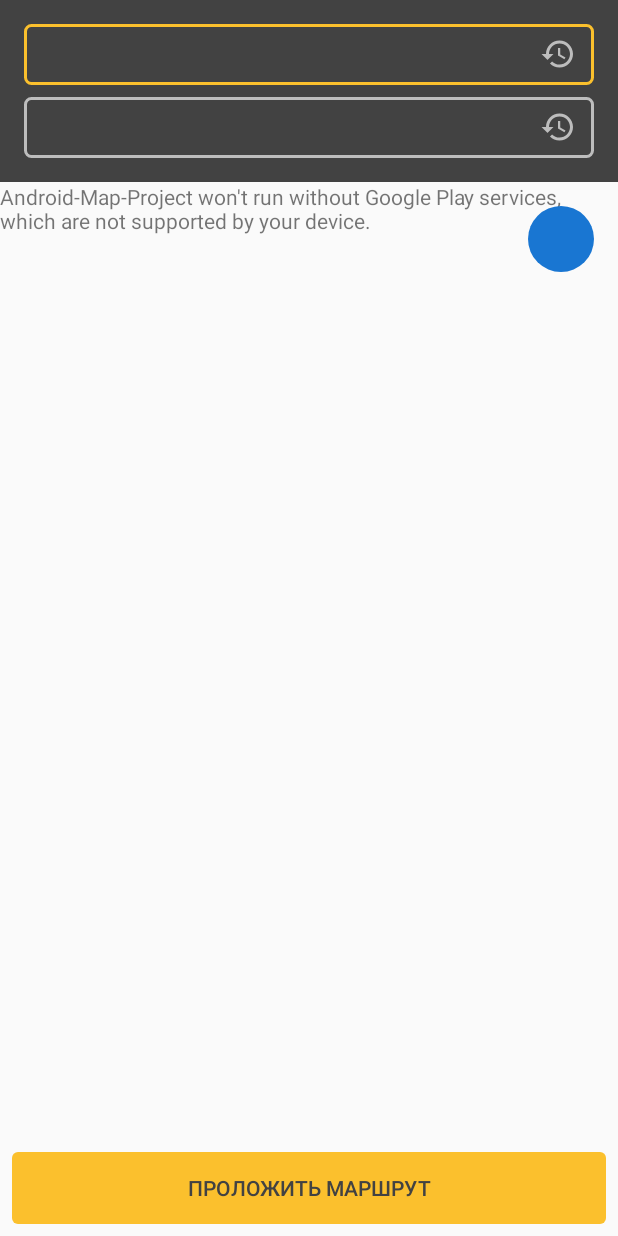
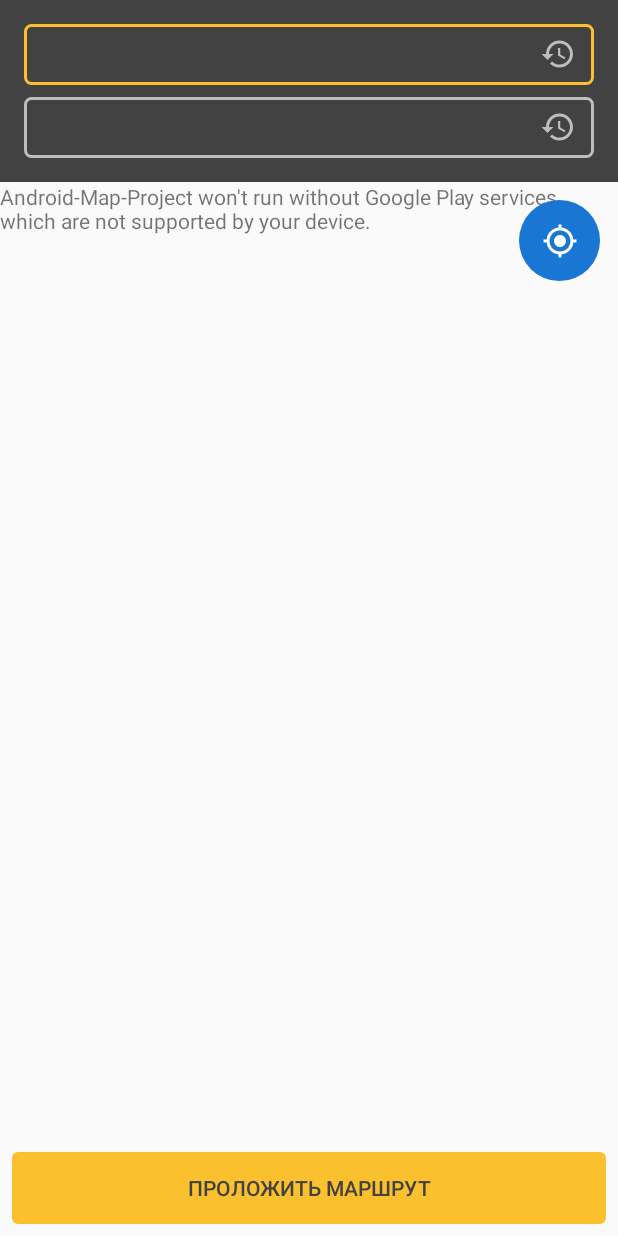
Before and after one commit to shevart/Android-Map-Project, an Android app: the screen it shows after launch (MainActivity), on a phone screen of 412 x 824 dp. Run offline under Robolectric (Android 15) with nearby library versions, the phone set to English and light mode, and no system bars.

Commit message:
work with gps button

```diff
--- a/app/src/main/java/com/shevart/google_map/MainActivity.java
+++ b/app/src/main/java/com/shevart/google_map/MainActivity.java
@@ -1,12 +1,10 @@
 package com.shevart.google_map;
 
 import android.os.Bundle;
-import android.support.v7.app.AppCompatActivity;
-import android.text.InputType;
 import android.view.View;
-import android.view.WindowManager;
 import android.widget.Button;
 import android.widget.EditText;
+import android.widget.ImageButton;
 
 import com.google.android.gms.maps.CameraUpdateFactory;
 import com.google.android.gms.maps.GoogleMap;
@@ -17,10 +15,12 @@ import com.google.android.gms.maps.model.MarkerOptions;
 import com.shevart.google_map.ui.base.AbsActivity;
 import com.shevart.google_map.util.UiUtil;
 
+@SuppressWarnings("FieldCanBeLocal")
 public class MainActivity extends AbsActivity implements OnMapReadyCallback {
     private EditText etRouteStart;
     private EditText etRouteEnd;
     private Button btCreateRoute;
+    private ImageButton btMyLocation;
 
     private View.OnClickListener controlPanelButtonClickListener = new View.OnClickListener() {
         @Override
@@ -34,6 +34,9 @@ public class MainActivity extends AbsActivity implements OnMapReadyCallback {
                     break;
                 case R.id.btCreateRoute:
                     createRoute();
+                    break;
+                case R.id.btMyLocation:
+                    myGPSPositionClick();
                     break;
                 default:
                     throw new IllegalArgumentException("Check it!");
@@ -61,6 +64,8 @@ public class MainActivity extends AbsActivity implements OnMapReadyCallback {
         btCreateRoute = findViewById(R.id.btCreateRoute);
         btCreateRoute.setEnabled(false);
         btCreateRoute.setOnClickListener(controlPanelButtonClickListener);
+        btMyLocation = findViewById(R.id.btMyLocation);
+        btMyLocation.setOnClickListener(controlPanelButtonClickListener);
         findViewById(R.id.ivRouteStart).setOnClickListener(controlPanelButtonClickListener);
         findViewById(R.id.ivRouteEnd).setOnClickListener(controlPanelButtonClickListener);
     }
@@ -77,6 +82,10 @@ public class MainActivity extends AbsActivity implements OnMapReadyCallback {
 
     }
 
+    private void myGPSPositionClick() {
+
+    }
+
     @Override
     public void onMapReady(GoogleMap googleMap) {
         LatLng sydney = new LatLng(-34, 151);
--- /dev/null
+++ b/app/src/main/res/drawable/ic_gps_fixed_white.xml
@@ -0,0 +1,9 @@
+<vector xmlns:android="http://schemas.android.com/apk/res/android"
+    android:width="24dp"
+    android:height="24dp"
+    android:viewportHeight="24.0"
+    android:viewportWidth="24.0">
+    <path
+        android:fillColor="@android:color/white"
+        android:pathData="M12,8c-2.21,0 -4,1.79 -4,4s1.79,4 4,4 4,-1.79 4,-4 -1.79,-4 -4,-4zM20.94,11c-0.46,-4.17 -3.77,-7.48 -7.94,-7.94L13,1h-2v2.06C6.83,3.52 3.52,6.83 3.06,11L1,11v2h2.06c0.46,4.17 3.77,7.48 7.94,7.94L11,23h2v-2.06c4.17,-0.46 7.48,-3.77 7.94,-7.94L23,13v-2h-2.06zM12,19c-3.87,0 -7,-3.13 -7,-7s3.13,-7 7,-7 7,3.13 7,7 -3.13,7 -7,7z" />
+</vector>
--- /dev/null
+++ b/app/src/main/res/drawable/wrapper_ic_gps_fixed_white.xml
@@ -0,0 +1,4 @@
+<?xml version="1.0" encoding="utf-8"?>
+<selector xmlns:android="http://schemas.android.com/apk/res/android">
+    <item android:drawable="@drawable/ic_gps_fixed_white" />
+</selector>
--- a/app/src/main/res/layout/activity_main.xml
+++ b/app/src/main/res/layout/activity_main.xml
@@ -46,6 +46,7 @@
                 android:id="@+id/etRouteEnd"
                 android:layout_width="match_parent"
                 android:layout_height="wrap_content"
+                android:longClickable="false"
                 android:background="@drawable/selector_edittext_bg"
                 android:textColor="@android:color/white" />
 
@@ -82,13 +83,15 @@
             android:text="@string/create_route"
             android:textColor="@color/grey_dark" />
 
-        <ImageView
-            android:id="@+id/ivMyLocation"
-            android:layout_width="44dp"
-            android:layout_height="44dp"
+        <ImageButton
+            android:id="@+id/btMyLocation"
+            android:layout_width="54dp"
+            android:layout_height="54dp"
             android:layout_gravity="right"
-            android:layout_margin="@dimen/double_dimen"
+            android:padding="@dimen/base_dimen"
+            android:layout_margin="@dimen/pre_double_dimen"
             android:background="@drawable/shape_blue_circle"
+            app:srcCompat="@drawable/wrapper_ic_gps_fixed_white"
             tools:ignore="RtlHardcoded" />
     </FrameLayout>
 </LinearLayout>
--- a/app/src/main/res/values/dimens.xml
+++ b/app/src/main/res/values/dimens.xml
@@ -1,7 +1,8 @@
 <?xml version="1.0" encoding="utf-8"?>
 <resources>
-    <dimen name="double_dimen">16dp</dimen>
     <dimen name="min_dimen">4dp</dimen>
     <dimen name="base_dimen">8dp</dimen>
+    <dimen name="pre_double_dimen">12dp</dimen>
+    <dimen name="double_dimen">16dp</dimen>
     <dimen name="big_dimen">32dp</dimen>
 </resources>
```
